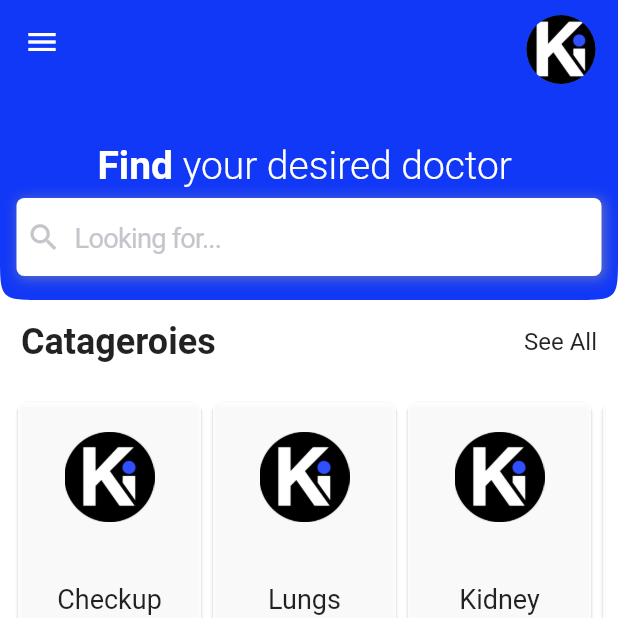
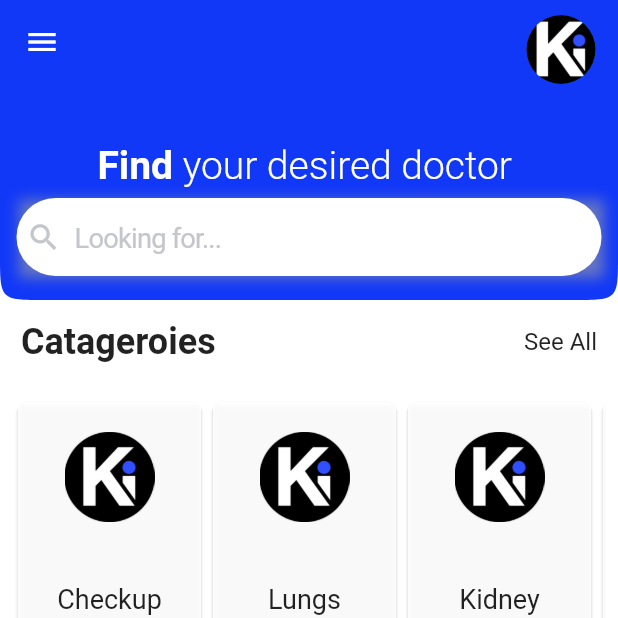
Before and after one commit to kodeinnovate/kode_rx, a Flutter app: the screen it shows after launch, on a phone screen of 412 x 824 dp, the top half of it. Run offline on Flutter 3.47's test engine with Material 2 defaults, Android fonts, the phone set to English and light mode, and no system bars; Roboto replaces fonts that are missing (Brutal).

Commit message:
modified:   lib/patient_home.dart

```diff
--- a/lib/patient_home.dart
+++ b/lib/patient_home.dart
@@ -155,7 +155,7 @@ class PatientHome extends StatelessWidget {
                             ),
                           ),
                           decoration: BoxDecoration(
-                            borderRadius: BorderRadius.circular(4.0),
+                            borderRadius: BorderRadius.circular(20.0),
                             color: Colors.white,
                           ),
                         ),
```
